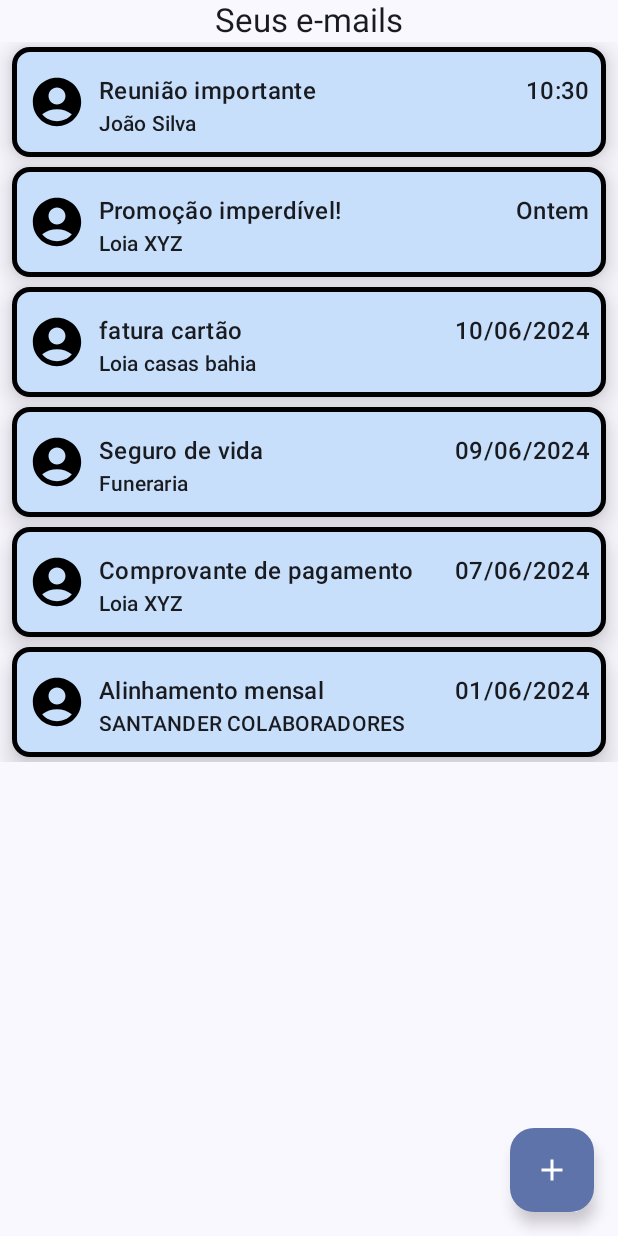
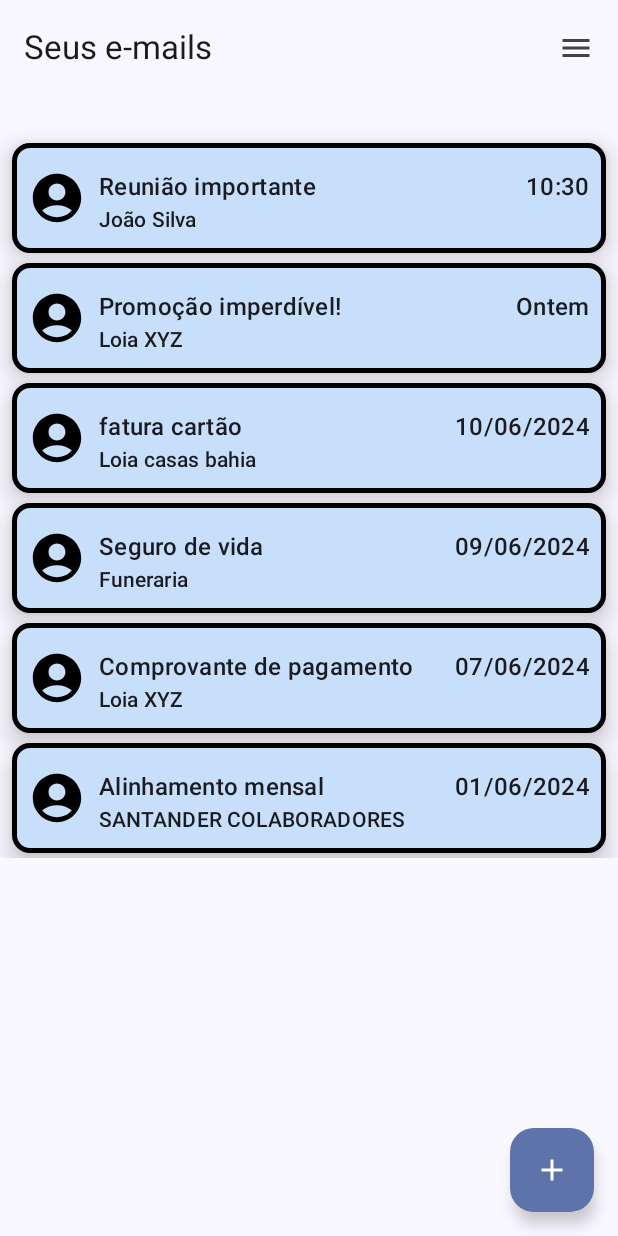
Before and after one commit to Odamiani/LocalwebMail, an Android app built with Jetpack Compose: the screen it shows after launch (MainActivity), on a phone screen of 412 x 824 dp. Run offline under Robolectric (Android 15) with nearby library versions, the phone set to English and light mode, and no system bars.

Commit message:
Menu configuracao

```diff
--- a/app/src/main/java/br/com/fiap/localwebmail/screens/EmailScreen.kt
+++ b/app/src/main/java/br/com/fiap/localwebmail/screens/EmailScreen.kt
@@ -1,4 +1,5 @@
 package br.com.fiap.localwebmail.screens
+
 
 import androidx.compose.foundation.layout.Box
 import androidx.compose.foundation.layout.Column
@@ -8,22 +9,36 @@ import androidx.compose.foundation.lazy.LazyColumn
 import androidx.compose.foundation.lazy.items
 import androidx.compose.material.icons.Icons
 import androidx.compose.material.icons.filled.Add
+import androidx.compose.material.icons.filled.Menu
+import androidx.compose.material3.ExperimentalMaterial3Api
 import androidx.compose.material3.FloatingActionButton
 import androidx.compose.material3.Icon
+import androidx.compose.material3.IconButton
 import androidx.compose.material3.MaterialTheme
 import androidx.compose.material3.Scaffold
 import androidx.compose.material3.Text
+import androidx.compose.material3.TopAppBar
 import androidx.compose.runtime.Composable
 import androidx.compose.ui.Alignment
 import androidx.compose.ui.Modifier
 import androidx.navigation.NavController
 import br.com.fiap.localwebmail.model.emails
 
+
+@OptIn(ExperimentalMaterial3Api::class)
 @Composable
 fun EmailScreen(navController: NavController) {
-
-
     Scaffold(
+        topBar = {
+            TopAppBar(
+                title = { Text("Seus e-mails") }, // Title next to the menu
+                actions = { // Actions on the right side
+                    IconButton(onClick = { navController.navigate("emailpage") }) {
+                        Icon(imageVector = Icons.Filled.Menu, contentDescription = "Menu")
+                    }
+                }
+            )
+        },
         floatingActionButton = {
             FloatingActionButton(onClick = { navController.navigate("emailpage") }) {
                 Icon(imageVector = Icons.Filled.Add, contentDescription = "Novo E-mail")
@@ -37,6 +52,10 @@ fun EmailScreen(navController: NavController) {
                 .fillMaxSize()
 //                .background(Color.DarkGray)
         ) {
+
+
+
+
             Column(
                 modifier = Modifier
                     .fillMaxWidth()
@@ -45,6 +64,9 @@ fun EmailScreen(navController: NavController) {
                     text = "Seus e-mails", style = MaterialTheme.typography.titleLarge,
                     modifier = Modifier.align(Alignment.CenterHorizontally)
                 )
+
+
+
 
 
                 Column {
--- a/app/src/main/res/values/colors.xml
+++ b/app/src/main/res/values/colors.xml
@@ -7,4 +7,5 @@
     <color name="teal_700">#FF018786</color>
     <color name="black">#FF000000</color>
     <color name="white">#FFFFFFFF</color>
+    <color name="blue">#1a9df1</color>
 </resources>
```
